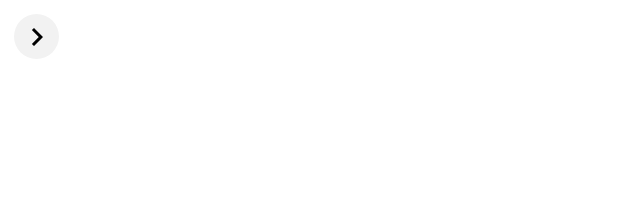
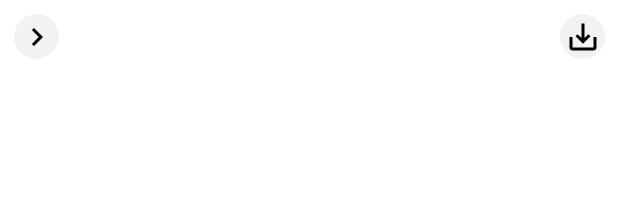
Before and after one commit to kanishkdhebana1/Whiteboard, an Android app built with Jetpack Compose: the @Preview function WhiteBoardScreenPreview, on a phone screen of 412 x 824 dp. Shown: the top 204 px of the screen. Run offline under Robolectric (Android 15) with nearby library versions, the phone set to English and light mode, and no system bars; libraries missing offline, so code that uses them is left out: com.google.mlkit.common, com.google.mlkit.vision; 6 statements that could not run were skipped.

Commit message:
Added save functionality + Smooth Text(previously it was straight lines only)

```diff
--- a/app/build.gradle.kts
+++ b/app/build.gradle.kts
@@ -63,6 +63,8 @@ dependencies {
     implementation(libs.androidx.material3)
     implementation(libs.digital.ink.recognition)
     implementation(libs.filament.android)
+    implementation ("androidx.compose.material:material-icons-extended:1.5.1")
+
 
     testImplementation(libs.junit)
     androidTestImplementation(libs.androidx.junit)
--- a/app/src/main/java/com/example/whiteboard/ui/WhiteBoardScreen.kt
+++ b/app/src/main/java/com/example/whiteboard/ui/WhiteBoardScreen.kt
@@ -1,8 +1,10 @@
 package com.example.whiteboard.ui
 
+import android.annotation.SuppressLint
 import android.content.ClipData
 import android.content.ClipboardManager
 import android.content.Context
+import android.widget.Toast
 import androidx.compose.animation.AnimatedVisibility
 import androidx.compose.animation.core.tween
 import androidx.compose.animation.slideInHorizontally
@@ -26,6 +28,7 @@ import androidx.compose.foundation.shape.RoundedCornerShape
 import androidx.compose.material.icons.Icons
 import androidx.compose.material.icons.automirrored.filled.KeyboardArrowLeft
 import androidx.compose.material.icons.automirrored.filled.KeyboardArrowRight
+import androidx.compose.material.icons.filled.SaveAlt
 import androidx.compose.material3.Button
 import androidx.compose.material3.Card
 import androidx.compose.material3.CardColors
@@ -37,7 +40,6 @@ import androidx.compose.material3.SliderDefaults
 import androidx.compose.material3.Text
 import androidx.compose.runtime.Composable
 import androidx.compose.runtime.getValue
-import androidx.compose.runtime.mutableFloatStateOf
 import androidx.compose.runtime.mutableStateOf
 import androidx.compose.runtime.remember
 import androidx.compose.runtime.setValue
@@ -57,11 +59,13 @@ import com.example.whiteboard.R
 import com.example.whiteboard.data.DrawView
 
 
+@SuppressLint("UnrememberedMutableState")
 @Composable
 fun WhiteBoardScreen(viewModel: WhiteBoardViewModel) {
     val context = LocalContext.current
     val clipboardManager = context.getSystemService(Context.CLIPBOARD_SERVICE) as ClipboardManager
     var showColorPicker by remember { mutableStateOf(false) }
+    val strokeWidth = viewModel.strokeWidth
 
     Box(modifier = Modifier.fillMaxSize()) {
         AndroidView(
@@ -76,10 +80,14 @@ fun WhiteBoardScreen(viewModel: WhiteBoardViewModel) {
                 .zIndex(0f)
         )
 
-        Row {
+        Row(
+            modifier = Modifier
+                .fillMaxWidth(),
+        ) {
             IconButton(
                 onClick = { showColorPicker = !showColorPicker }
             ) {
+
                 Box(
                     modifier = Modifier
                         .clip(CircleShape)
@@ -123,18 +131,40 @@ fun WhiteBoardScreen(viewModel: WhiteBoardViewModel) {
                     )
 
                     StrokeWidthSlider(
-                        initialValue = 8f,
-                        onWidthChanged = { newWidth ->
-                            viewModel.setStrokeWidth(newWidth)
+                        value = strokeWidth,
+                        onWidthChanged = {
+                            viewModel.updateStrokeWidth(it)
                         }
                     )
                 }
+            }
 
+            Spacer(modifier =  Modifier.weight(1f))
+
+            IconButton(
+                onClick = {
+                    viewModel.saveDrawingToFile(context) { success ->
+                        val message = if (success) "Saved!" else "Save failed"
+                        Toast.makeText(context, message, Toast.LENGTH_SHORT).show()
+                    }
+                },
+            ) {
+                Box(
+                    modifier = Modifier
+                        .clip(CircleShape)
+                        .width(30.dp)
+                        .height(30.dp)
+                        .background(Color(0xFFF2F2F2))
+                ) {
+                    Icon(
+                        modifier = Modifier.align(Alignment.Center),
+                        imageVector = Icons.Default.SaveAlt,
+                        contentDescription = "Save"
+                    )
+                }
             }
 
         }
-
-
 
 
         Column(
@@ -250,11 +280,9 @@ fun ColorPicker(
 
 @Composable
 fun StrokeWidthSlider(
-    initialValue: Float = 8f,
+    value: Float,
     onWidthChanged: (Float) -> Unit
 ) {
-    var strokeWidth by remember { mutableFloatStateOf(initialValue) }
-
     Column(
         modifier = Modifier
             .width(164.dp)
@@ -265,9 +293,8 @@ fun StrokeWidthSlider(
                 activeTrackColor = Color.Gray,
                 inactiveTrackColor = Color.LightGray
             ),
-            value = strokeWidth,
+            value = value,
             onValueChange = {
-                strokeWidth = it
                 onWidthChanged(it)
             },
             valueRange = 2f..30f,
```
Also changed, not shown: app/src/main/java/com/example/whiteboard/data/DrawView.kt (+23 -2 lines), app/src/main/java/com/example/whiteboard/ui/WhiteBoardViewModel.kt (+51 -1 lines).
